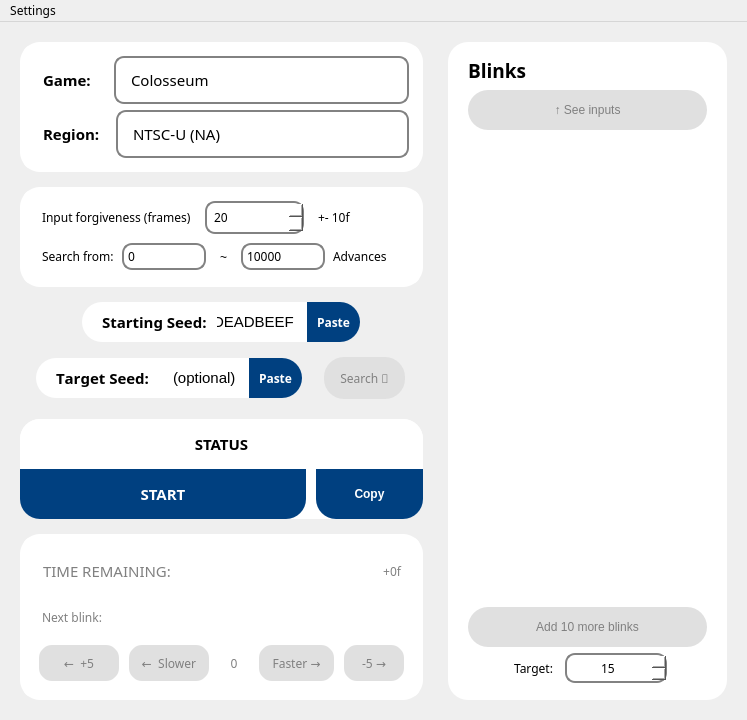
The window that OpenBlink_GUI/OpenBlink2/mainwindow.ui (KapitalRoser/OpenBlink) describes before a commit, drawn with Qt 5.
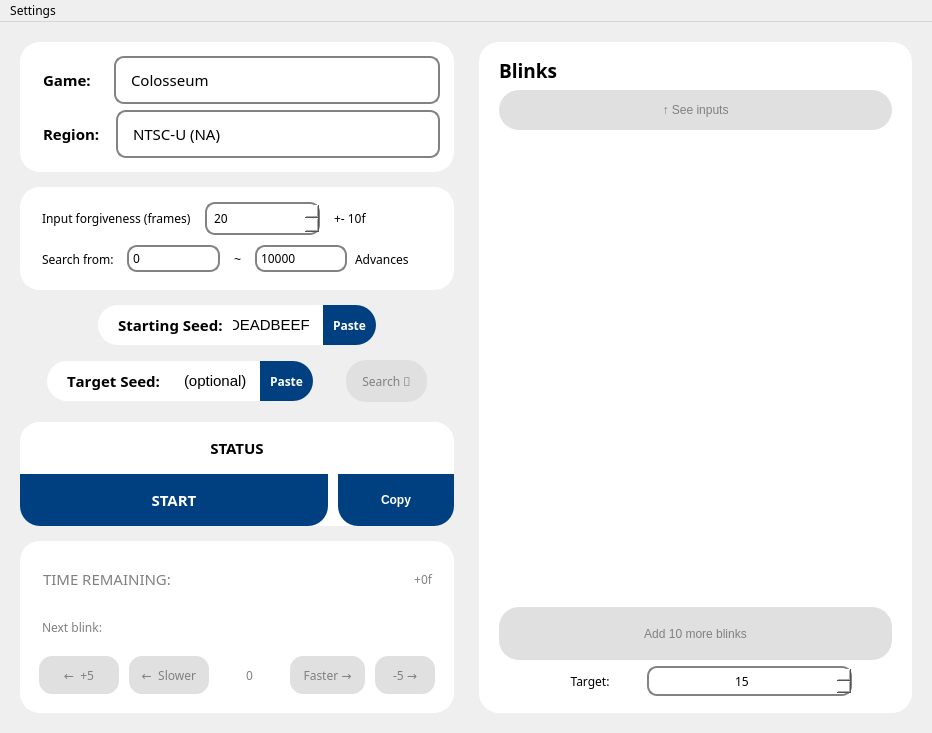
The same window after the commit. Icons and pictures are not drawn.

```diff
--- a/OpenBlink_GUI/OpenBlink2/mainwindow.ui
+++ b/OpenBlink_GUI/OpenBlink2/mainwindow.ui
@@ -6,8 +6,8 @@
    <rect>
     <x>0</x>
     <y>0</y>
-    <width>747</width>
-    <height>717</height>
+    <width>932</width>
+    <height>733</height>
    </rect>
   </property>
   <property name="sizePolicy">
@@ -1649,8 +1649,8 @@
     <rect>
      <x>0</x>
      <y>0</y>
-     <width>747</width>
-     <height>19</height>
+     <width>932</width>
+     <height>26</height>
     </rect>
    </property>
    <widget class="QMenu" name="menuSettings">
```
Left out of the diff: 6 changed lines with no effect on the pictures.
